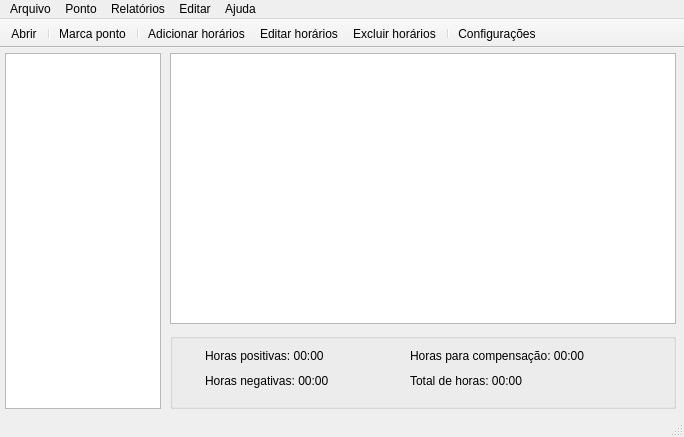
alsimoes/pyHE, file ui_files/mainWindow-0.02.ui: the form before one commit.
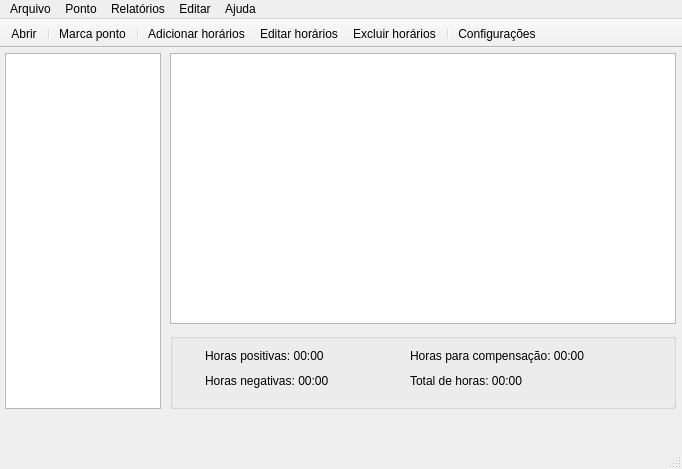
The form after the commit. Icons and pictures are not drawn.

What changed in the file:
```diff
--- a/ui_files/mainWindow-0.02.ui
+++ b/ui_files/mainWindow-0.02.ui
@@ -6,8 +6,8 @@
    <rect>
     <x>0</x>
     <y>0</y>
-    <width>684</width>
-    <height>437</height>
+    <width>682</width>
+    <height>469</height>
    </rect>
   </property>
   <property name="windowTitle">
@@ -105,7 +105,7 @@
     <rect>
      <x>0</x>
      <y>0</y>
-     <width>684</width>
+     <width>682</width>
      <height>22</height>
     </rect>
    </property>
@@ -161,6 +161,9 @@
    <property name="movable">
     <bool>false</bool>
    </property>
+   <property name="toolButtonStyle">
+    <enum>Qt::ToolButtonTextUnderIcon</enum>
+   </property>
    <attribute name="toolBarArea">
     <enum>TopToolBarArea</enum>
    </attribute>
```
Left out of the diff: 44 changed lines with no effect on the pictures.
